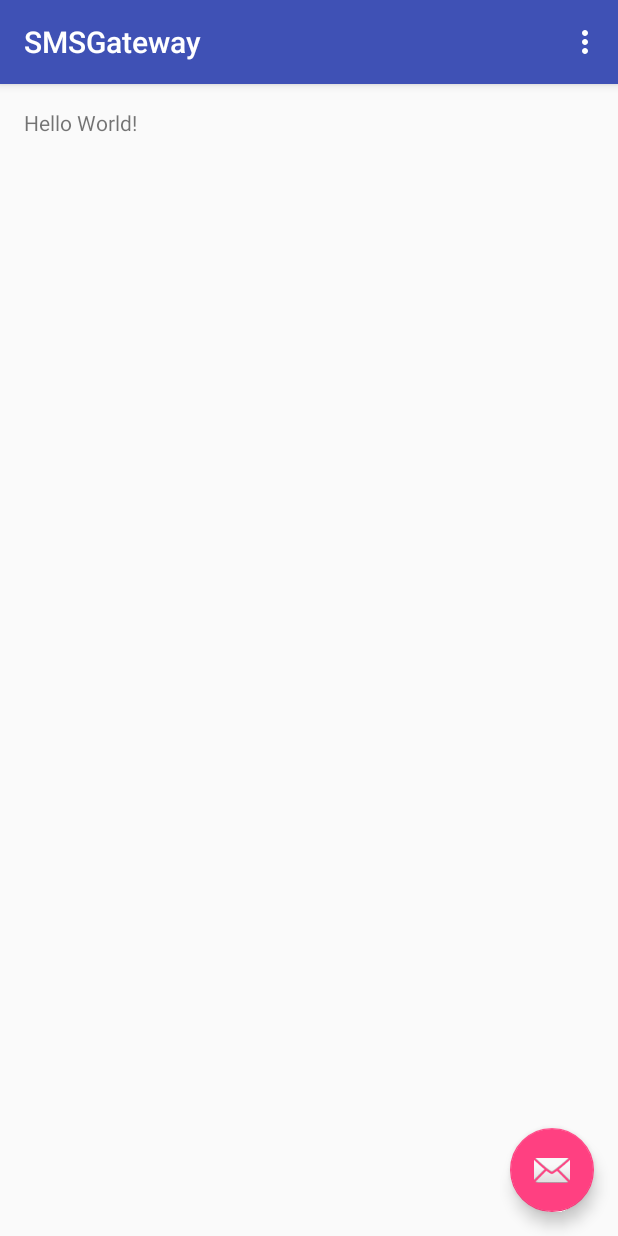
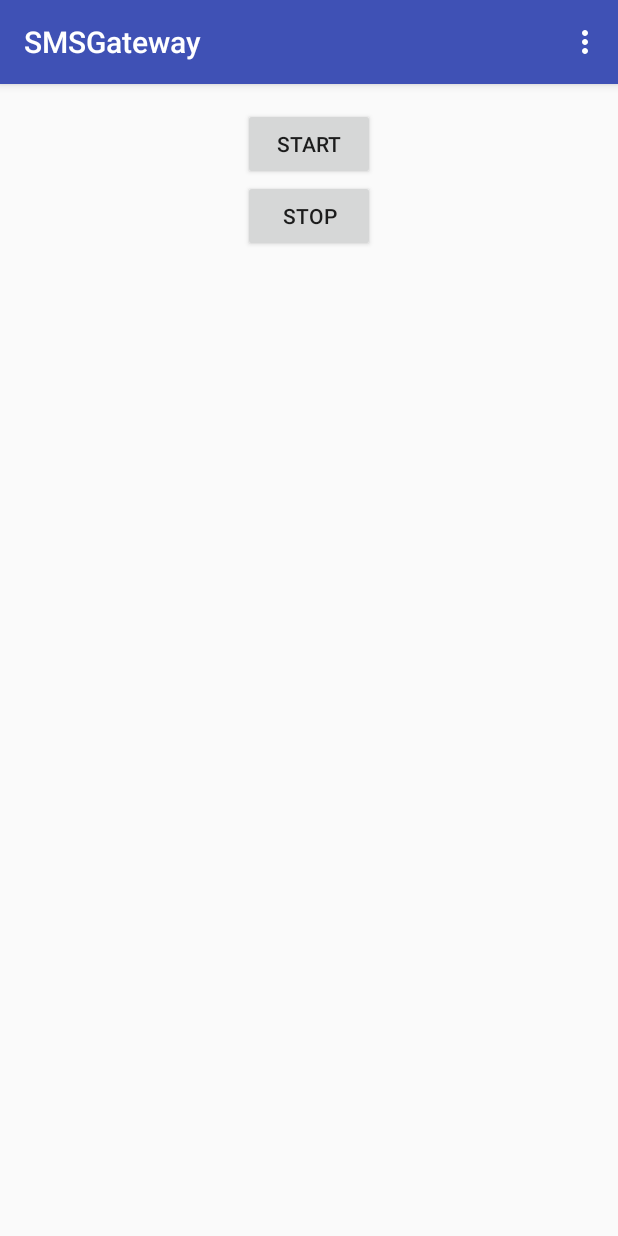
Before and after one commit to loicfgc/smsgateway, an Android app: the screen it shows after launch (MainActivity), on a phone screen of 412 x 824 dp. Run offline under Robolectric (Android 15) with nearby library versions, the phone set to English and light mode, and no system bars.

Commit message:
Basic Start/Stop button

```diff
--- a/app/src/main/java/com/simplesmsgw/smsgateway/MainActivity.java
+++ b/app/src/main/java/com/simplesmsgw/smsgateway/MainActivity.java
@@ -9,8 +9,9 @@ import android.support.v7.widget.Toolbar;
 import android.view.View;
 import android.view.Menu;
 import android.view.MenuItem;
+import android.widget.Button;
 
-public class MainActivity extends AppCompatActivity {
+public class MainActivity extends AppCompatActivity implements View.OnClickListener {
 
 
     private Intent myServiceIntent;
@@ -22,24 +23,28 @@ public class MainActivity extends AppCompatActivity {
         Toolbar toolbar = (Toolbar) findViewById(R.id.toolbar);
         setSupportActionBar(toolbar);
 
-        FloatingActionButton fab = (FloatingActionButton) findViewById(R.id.fab);
-        fab.setOnClickListener(new View.OnClickListener() {
-            @Override
-            public void onClick(View view) {
-                Snackbar.make(view, "Replace with your own action", Snackbar.LENGTH_LONG)
-                        .setAction("Action", null).show();
-            }
-        });
 
-        startService();
+
+
+        Button btnStart = (Button) findViewById(R.id.btnStart);
+        btnStart.setOnClickListener(this);
+
+        Button btnStop = (Button) findViewById(R.id.btnStop);
+        btnStop.setOnClickListener(this);
+
     }
 
     public void startService()
     {
-       //if(!Variables.serviceStarted) {
             myServiceIntent = new Intent(this, MyService.class);
             startService(myServiceIntent);
-        //}
+
+    }
+
+    public void stopService()
+    {
+        myServiceIntent = new Intent(this, MyService.class);
+        stopService(myServiceIntent);
     }
 
     @Override
@@ -63,4 +68,16 @@ public class MainActivity extends AppCompatActivity {
 
         return super.onOptionsItemSelected(item);
     }
+
+    @Override
+    public void onClick(View v) {
+
+        if(v.getId() == R.id.btnStart) {
+            startService();
+        }
+        else if (v.getId() == R.id.btnStop) {
+            stopService();
+        }
+
+    }
 }
--- a/app/src/main/java/com/simplesmsgw/smsgateway/MyService.java
+++ b/app/src/main/java/com/simplesmsgw/smsgateway/MyService.java
@@ -43,6 +43,7 @@ public class MyService extends IntentService
     public void onDestroy()
     {
         super.onDestroy();
+        server.stop();
         Toast.makeText(this, "Service stopping", Toast.LENGTH_SHORT).show();
         if(myBootReceiver != null) unregisterReceiver(myBootReceiver);
     }
--- a/app/src/main/res/layout/activity_main.xml
+++ b/app/src/main/res/layout/activity_main.xml
@@ -23,12 +23,4 @@
 
     <include layout="@layout/content_main" />
 
-    <android.support.design.widget.FloatingActionButton
-        android:id="@+id/fab"
-        android:layout_width="wrap_content"
-        android:layout_height="wrap_content"
-        android:layout_gravity="bottom|end"
-        android:layout_margin="@dimen/fab_margin"
-        android:src="@android:drawable/ic_dialog_email" />
-
 </android.support.design.widget.CoordinatorLayout>
--- a/app/src/main/res/layout/content_main.xml
+++ b/app/src/main/res/layout/content_main.xml
@@ -12,8 +12,19 @@
     tools:context="com.simplesmsgw.smsgateway.MainActivity"
     tools:showIn="@layout/activity_main">
 
-    <TextView
+    <Button
         android:layout_width="wrap_content"
         android:layout_height="wrap_content"
-        android:text="Hello World!" />
+        android:text="Start"
+        android:id="@+id/btnStart"
+        android:layout_alignParentTop="true"
+        android:layout_centerHorizontal="true" />
+
+    <Button
+        android:layout_width="wrap_content"
+        android:layout_height="wrap_content"
+        android:text="Stop"
+        android:id="@+id/btnStop"
+        android:layout_below="@+id/btnStart"
+        android:layout_centerHorizontal="true" />
 </RelativeLayout>
```
